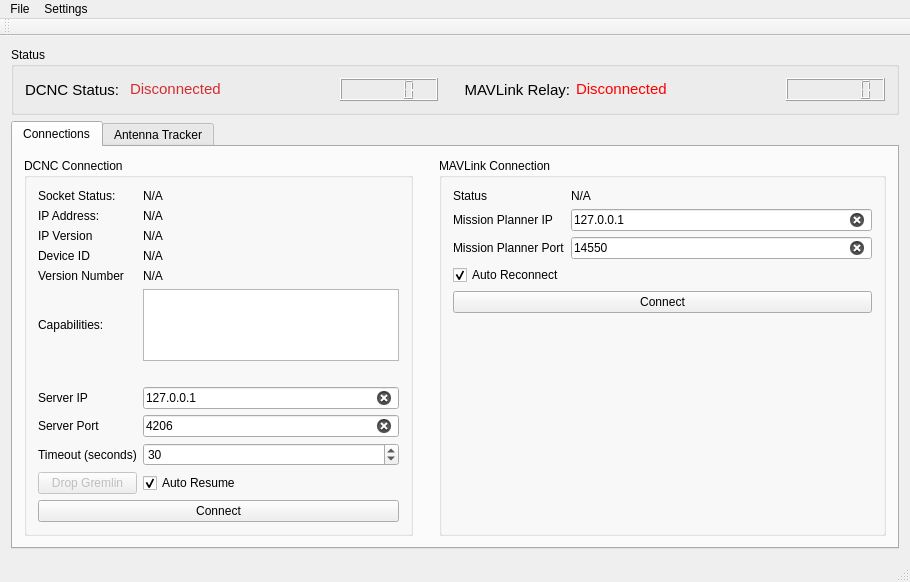
First picture: the form in gcomcontroller.ui, repository Rainerino/GCOM, before the edit.
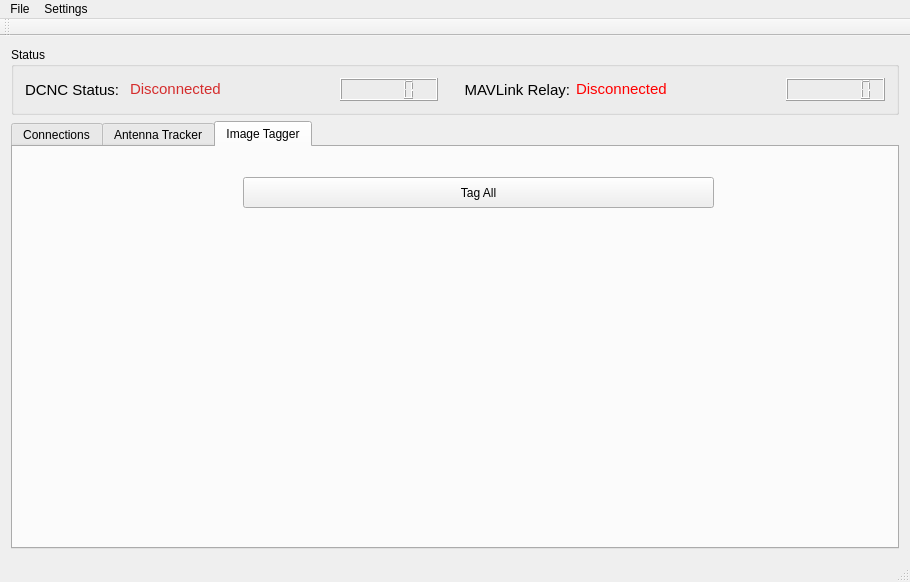
Second picture: the form after the edit. The open tabs and pages were chosen to show the change.

Commit message: Updated UI with Image Tagger tab

What changed in the file:
```diff
--- a/gcomcontroller.ui
+++ b/gcomcontroller.ui
@@ -535,6 +535,24 @@
         </property>
        </widget>
       </widget>
+      <widget class="QWidget" name="imageTaggerTab">
+       <attribute name="title">
+        <string>Image Tagger</string>
+       </attribute>
+       <widget class="QPushButton" name="tagImagesButton">
+        <property name="geometry">
+         <rect>
+          <x>230</x>
+          <y>30</y>
+          <width>471</width>
+          <height>31</height>
+         </rect>
+        </property>
+        <property name="text">
+         <string>Tag All</string>
+        </property>
+       </widget>
+      </widget>
      </widget>
     </item>
    </layout>
```
Left out of the diff: 6 changed lines with no effect on the pictures. The commit also changes 2 other files.
